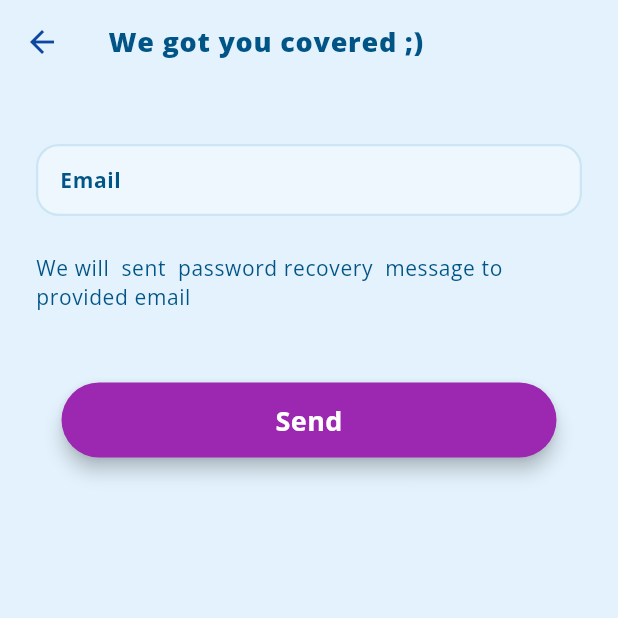
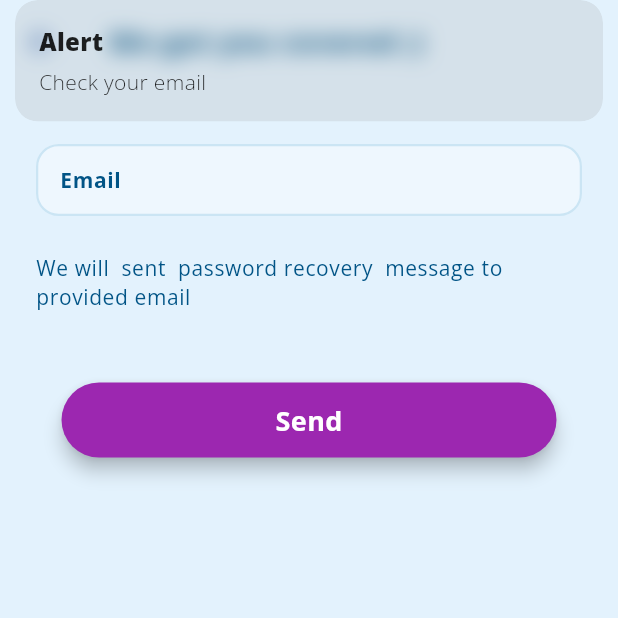
Before and after one commit to Mohsinishfaq07/coin_kids, a Flutter app: the ForgotPasswordScreen screen opened directly, after a tap on "Send", on a phone screen of 412 x 824 dp, the top half of it. Run offline on Flutter 3.47's test engine with Material 3 defaults, Android fonts, the phone set to English and light mode, and no system bars; our stand-ins replace carousel_slider, cloud_firestore, firebase_auth, firebase_core, flutter_screenutil, flutter_svg and 8 more; missing offline and left inert: dart:ffi; accounts and stored records are empty; project files that could hold a hidden picture were left out.

Commit message:
forget password is done

```diff
--- a/lib/firebase/firebase_authentication/firebase_auth.dart
+++ b/lib/firebase/firebase_authentication/firebase_auth.dart
@@ -73,8 +73,7 @@ class FirebaseAuthController extends GetxController {
       isEmailLoading.value = false;
       Get.log(e.toString());
     }
-
-   }
+  }
 
   Future<void> saveCredentialsLocally(String email, String password) async {
     try {
@@ -118,8 +117,6 @@ class FirebaseAuthController extends GetxController {
   // number sign up
 
   signUpWithNumber() {
-
-
     if (!RegExp(r'^\d+$').hasMatch(number.value)) {
       Get.snackbar(
         "Error",
@@ -338,6 +335,24 @@ class FirebaseAuthController extends GetxController {
     }
   }
 
+  // forget credentials
+
+  Future<void> resetPassword(String email) async {
+    showDialog(
+        context: Get.context!,
+        builder: (context) =>
+            LoadingProgressDialogueWidget(title: 'Sending Reset Email....'));
+
+    try {
+      await FirebaseAuth.instance.sendPasswordResetEmail(email: email);
+      Get.back();
+      Get.snackbar('Alert', 'Check your inbox for password reset link');
+    } catch (e) {
+      Get.back();
+      Get.snackbar('Alert', e.toString());
+    }
+  }
+
   Future<void> logout() async {
     await FirebaseAuth.instance.signOut();
     await clearCredentials(); // Clear local credentials
--- a/lib/pages/roles/parents/authentication/forgot_password.dart
+++ b/lib/pages/roles/parents/authentication/forgot_password.dart
@@ -54,7 +54,13 @@ class ForgotPasswordScreen extends StatelessWidget {
                 color: Colors.purple,
                 text: 'Send',
                 onPressed: () async {
-                  //  await firebaseAuthController.sendPasswordResetEmail();
+                  if (firebaseAuthController.email.value.isNotEmpty &&
+                      firebaseAuthController.email.value.contains('@')) {
+                    await firebaseAuthController
+                        .resetPassword(firebaseAuthController.email.value);
+                  } else {
+                    Get.snackbar('Alert', 'Check your email');
+                  }
                 },
               ),
               const SizedBox(height: 40),
```
